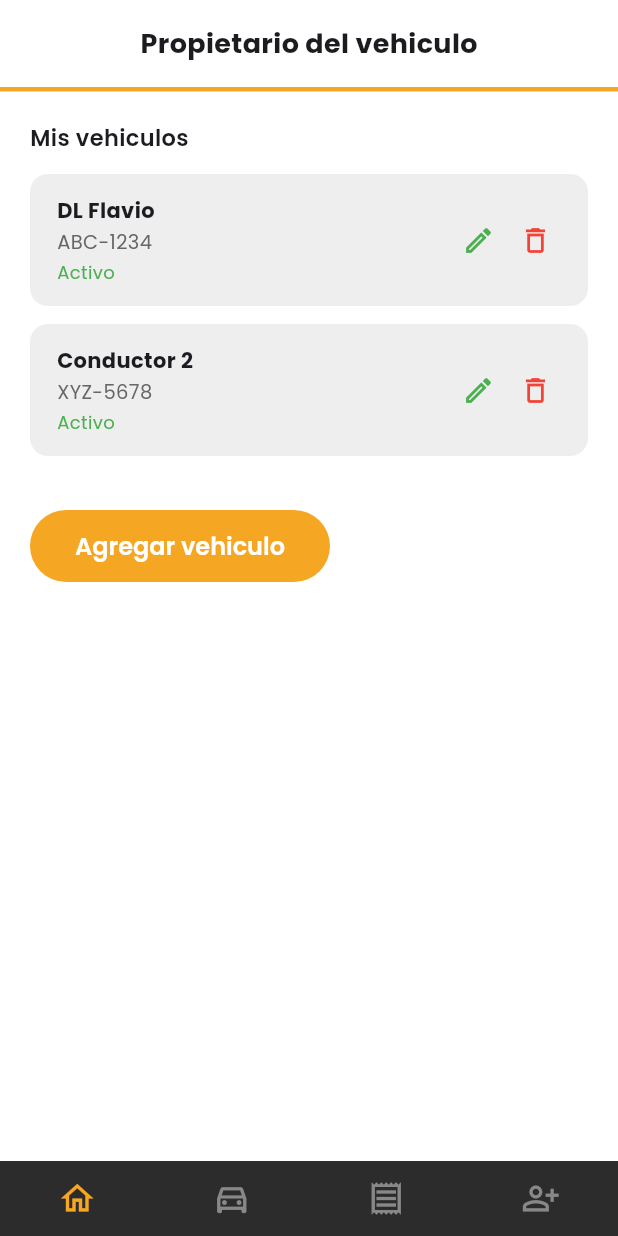
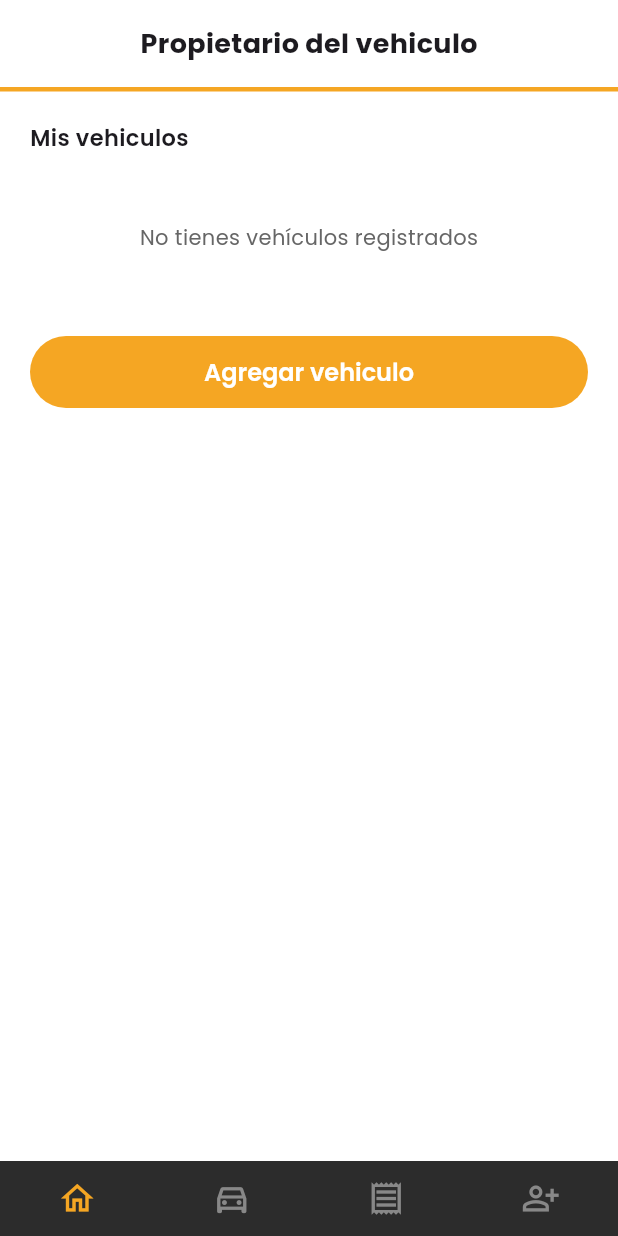
Before and after one commit to flavio312/MotoTaxiS-Movile, a Flutter app: the HomePropietarioScreen screen opened by its route, on a phone screen of 412 x 824 dp. Run offline on Flutter 3.47's test engine with Material 3 defaults, Android fonts, the phone set to English and light mode, and no system bars; our stand-ins replace dartz, equatable, flutter_dotenv, geolocator, go_router, google_fonts and 3 more; accounts and stored records are empty.

Commit message:
update Propietario

```diff
--- a/lib/core/route/app_router.dart
+++ b/lib/core/route/app_router.dart
@@ -70,7 +70,7 @@ class AppRouter {
         if (isLogin || isRegister || isProfile || isAddress || isRegistroConductor || isRegistroPropietario || isJornadaConductor) return null;
         return RoutePaths.login;
       }
-      if (isLogin || isRegister) {
+      if (isLogin) {
         switch (rol?.toLowerCase()) {
           case 'pasajero':
             return RoutePaths.service;
@@ -83,7 +83,6 @@ class AppRouter {
         }
       }
       return null;
-
     },
 
     routes: [
--- a/lib/features/login/presentation/page/login_screen.dart
+++ b/lib/features/login/presentation/page/login_screen.dart
@@ -37,10 +37,6 @@ class _LoginScreenState extends State<LoginScreen> {
 
       if (mounted) {
         if (success) {
-          print('Login exitoso');
-          AppNavigation.goToService(context);
-        } else {
-          print('Login falló: ${authProvider.errorMessage}');
           ScaffoldMessenger.of(context).showSnackBar(
             SnackBar(
               content: Text(authProvider.errorMessage ?? 'Credenciales incorrectas'),
--- a/lib/features/login/presentation/providers/auth_provider.dart
+++ b/lib/features/login/presentation/providers/auth_provider.dart
@@ -53,6 +53,7 @@ class AuthProvider with ChangeNotifier {
           (user) {
         _status = AuthStatus.authenticated;
         _auth = user;
+        _rol = user.rol;
         notifyListeners();
       },
     );
@@ -73,10 +74,10 @@ class AuthProvider with ChangeNotifier {
         _errorMessage = failure.message;
         notifyListeners();
         return false;
-      },
-          (user) {
+      }, (user) {
         _status = AuthStatus.authenticated;
         _auth = user;
+        _rol = user.rol;
         _errorMessage = null;
         notifyListeners();
         return true;
--- a/lib/features/propietario/data/models/vehiculo_model.dart
+++ b/lib/features/propietario/data/models/vehiculo_model.dart
@@ -1,60 +1,37 @@
+import '../../domain/entities/vehiculo.dart';
 
-class VehiculoModel {
-  final int   idVehiculo;
-  final String matricula;
-  final String modelo;
-  final String color;
-  final String estatus;
-  final String? conductor;
-  final String? fechaAdquisicion;
-
+class VehiculoModel extends Vehiculo{
   const VehiculoModel({
-    required this.idVehiculo,
-    required this.matricula,
-    required this.modelo,
-    required this.color,
-    required this.estatus,
-    this.conductor,
-    this.fechaAdquisicion,
+    required super.idVehiculo,
+    required super.inmatriculacion,
+    required super.idModelo,
+    required super.color,
+    required super.fechaAdquisicion,
+    required super.estatus,
+    required super.descripcion,
   });
 
-  factory VehiculoModel.fromJson(Map<String, dynamic> json) => VehiculoModel(
-    idVehiculo:      json['idVehiculo'] as int,
-    matricula:       json['matricula'] as String,
-    modelo:          json['modelo'] as String,
-    color:           json['color'] as String,
-    estatus:         json['estatus'] as String,
-    conductor:       json['conductor'] as String?,
-    fechaAdquisicion: json['fechaAdquisicion'] as String?,
-  );
+  factory VehiculoModel.fromJson(Map<String, dynamic> json) {
+    return VehiculoModel(
+      idVehiculo: json['idVehiculo'] ?? 0,
+      inmatriculacion: json['matricula'] ?? '',
+      idModelo: (json['modelo'] ?? 0) as int,
+      color: json['color'] ?? '',
+      fechaAdquisicion: json['fechaAdquisicion'] ?? '',
+      estatus: json['estatus'] ?? '',
+      descripcion: json['descripcion'] ?? '',
+    );
+  }
 
-  Map<String, dynamic> toJson() => {
-    if (idVehiculo != null) 'idVehiculo': idVehiculo,
-    'matricula':       matricula,
-    'modelo':          modelo,
-    'color':           color,
-    'estatus':         estatus,
-    if (conductor != null) 'conductor': conductor,
-    if (fechaAdquisicion != null) 'fechaAdquisicion': fechaAdquisicion,
-  };
-
-  // Mock data para prototipar
-  static List<VehiculoModel> get mockList => [
-    const VehiculoModel(
-      idVehiculo: 1,
-      matricula: 'ABC-1234',
-      modelo: 'Honda CG 150',
-      color: 'Rojo',
-      estatus: 'Activo',
-      conductor: 'DL Flavio',
-    ),
-    const VehiculoModel(
-      idVehiculo: 2,
-      matricula: 'XYZ-5678',
-      modelo: 'Yamaha FZ 250',
-      color: 'Negro',
-      estatus: 'Activo',
-      conductor: 'Conductor 2',
-    ),
-  ];
+  factory VehiculoModel.fromEntity(Vehiculo vehiculo){
+    return VehiculoModel(
+      idVehiculo: vehiculo.idVehiculo,
+        inmatriculacion: vehiculo.inmatriculacion,
+        idModelo: vehiculo.idModelo,
+        color: vehiculo.color,
+        fechaAdquisicion: vehiculo.fechaAdquisicion,
+        estatus: vehiculo.estatus,
+        descripcion: vehiculo.descripcion,
+    );
+  }
 }
--- a/lib/features/propietario/data/repository/propietario_repository_impl.dart
+++ b/lib/features/propietario/data/repository/propietario_repository_impl.dart
@@ -1,3 +1,4 @@
+import 'package:viajeseguro/features/propietario/data/models/vehiculo_model.dart';
 import '../../domain/repository/propietario_repository.dart';
 import '../datasource/propietario_datasource.dart';
 
@@ -20,4 +21,9 @@ class PropietarioRepositoryImpl implements PropietarioRepository{
   }){
     return datasource.registerVehiculo(data: data, token: token);
   }
+
+  @override
+  Future<List<VehiculoModel>> getVehiculos(String token) {
+    return datasource.getVehiculos(token);
+  }
 }
--- a/lib/features/propietario/domain/entities/vehiculo.dart
+++ b/lib/features/propietario/domain/entities/vehiculo.dart
@@ -0,0 +1,32 @@
+import 'package:equatable/equatable.dart';
+
+class Vehiculo extends Equatable {
+  final int idVehiculo;
+  final String inmatriculacion;
+  final int idModelo;
+  final String color;
+  final String fechaAdquisicion;
+  final String estatus;
+  final String descripcion;
+
+  const Vehiculo({
+    required this.idVehiculo,
+    required this.inmatriculacion,
+    required this.idModelo,
+    required this.color,
+    required this.fechaAdquisicion,
+    required this.estatus,
+    required this.descripcion,
+  });
+
+  @override
+  List<Object?> get props => [
+    idVehiculo,
+    inmatriculacion,
+    idModelo,
+    color,
+    fechaAdquisicion,
+    estatus,
+    descripcion
+  ];
+}
--- a/lib/features/propietario/domain/repository/propietario_repository.dart
+++ b/lib/features/propietario/domain/repository/propietario_repository.dart
@@ -1,3 +1,5 @@
+import 'package:viajeseguro/features/propietario/data/models/vehiculo_model.dart';
+
 abstract class PropietarioRepository{
   Future<void> registerPropietario({
     required Map<String, dynamic> data,
@@ -7,4 +9,6 @@ abstract class PropietarioRepository{
     required Map<String, dynamic> data,
     required String token,
   });
+
+  Future<List<VehiculoModel>> getVehiculos(String token);
 }
--- /dev/null
+++ b/lib/features/propietario/domain/usecases/get_vehiculos.dart
@@ -0,0 +1,12 @@
+import 'package:viajeseguro/features/propietario/data/models/vehiculo_model.dart';
+import '../repository/propietario_repository.dart';
+
+class GetVehiculos {
+  final PropietarioRepository repository;
+
+  GetVehiculos(this.repository);
+
+  Future<List<VehiculoModel>> call(String token) {
+    return repository.getVehiculos(token);
+  }
+}
--- a/lib/features/propietario/presentation/pages/home_propietario_screen.dart
+++ b/lib/features/propietario/presentation/pages/home_propietario_screen.dart
@@ -1,11 +1,13 @@
 import 'package:flutter/material.dart';
-import 'package:go_router/go_router.dart';
 import 'package:google_fonts/google_fonts.dart';
+import 'package:provider/provider.dart';
 import 'package:viajeseguro/core/route/app_navigation.dart';
 import 'package:viajeseguro/core/theme/app_theme.dart';
 import 'package:viajeseguro/core/widgets/vs_bottom_nav.dart';
+import 'package:viajeseguro/features/propietario/presentation/widgets/vehiculo_card.dart';
+import '../providers/vehiculo_provider.dart';
+import 'package:viajeseguro/features/login/presentation/providers/auth_provider.dart';
 import 'package:viajeseguro/features/propietario/data/models/vehiculo_model.dart';
-import 'package:viajeseguro/features/propietario/presentation/widgets/vehiculo_card.dart';
 
 class HomePropietarioScreen extends StatefulWidget {
   const HomePropietarioScreen({super.key});
@@ -15,20 +17,26 @@ class HomePropietarioScreen extends StatefulWidget {
 }
 
 class _HomePropietarioScreenState extends State<HomePropietarioScreen> {
-  List<VehiculoModel> _vehiculos = VehiculoModel.mockList;
 
-  void _eliminarVehiculo(VehiculoModel v) {
-    setState(() => _vehiculos = _vehiculos.where((e) => e != v).toList());
+  @override
+  void initState() {
+    super.initState();
+
+    Future.microtask(() {
+      final token = context.read<AuthProvider>().token;
+      context.read<VehiculoProvider>().loadVehiculos(token!);
+    });
   }
 
   @override
   Widget build(BuildContext context) {
+    final provider = context.watch<VehiculoProvider>();
+
     return Scaffold(
       backgroundColor: AppColors.background,
       body: SafeArea(
         child: Column(
           children: [
-            // ── Header ──────────────────────────────
             Padding(
               padding: const EdgeInsets.symmetric(
                   horizontal: 20, vertical: 16),
@@ -41,44 +49,44 @@ class _HomePropietarioScreenState extends State<HomePropietarioScreen> {
             Container(height: 3, color: AppColors.primary),
 
             Expanded(
-              child: SingleChildScrollView(
-                padding: const EdgeInsets.symmetric(
-                    horizontal: 20, vertical: 20),
+              child: provider.isLoading
+                  ? const Center(child: CircularProgressIndicator())
+                  : SingleChildScrollView(
+                padding: const EdgeInsets.all(20),
                 child: Column(
                   crossAxisAlignment: CrossAxisAlignment.start,
                   children: [
-                    // ── Título sección ────────────────
                     Text('Mis vehiculos',
                         style: GoogleFonts.poppins(
-                            fontSize: 15, fontWeight: FontWeight.w600)),
+                            fontSize: 15,
+                            fontWeight: FontWeight.w600)),
                     const SizedBox(height: 14),
 
-                    // ── Lista de vehículos ────────────
-                    if (_vehiculos.isEmpty)
+                    if (provider.vehiculos.isEmpty)
                       Center(
                         child: Padding(
-                          padding: const EdgeInsets.symmetric(vertical: 32),
-                          child: Text('No tienes vehículos registrados',
-                              style: GoogleFonts.poppins(
-                                  fontSize: 14, color: AppColors.textSecondary)),
+                          padding:
+                          const EdgeInsets.symmetric(vertical: 32),
+                          child: Text(
+                            'No tienes vehículos registrados',
+                            style: GoogleFonts.poppins(
+                                fontSize: 14,
+                                color: AppColors.textSecondary),
+                          ),
                         ),
                       )
                     else
-                      ..._vehiculos.map((v) => VehiculoCard(
+                      ...provider.vehiculos.map((v) => VehiculoCard(
                         vehiculo: v,
-                        onEditar: () => AppNavigation.goToAsignarVehiculo(context),
-                        onEliminar: () => _confirmarEliminar(context, v),
+                        onEditar: () =>
+                            AppNavigation.goToAsignarVehiculo(context),
+                        onEliminar: () =>
+                            _confirmarEliminar(context, v),
                       )),
 
                     const SizedBox(height: 24),
 
-                    // ── Agregar vehículo ──────────────
                     ElevatedButton(
-                      style: ElevatedButton.styleFrom(
-                        minimumSize: const Size(200, 48),
-                        shape: RoundedRectangleBorder(
-                            borderRadius: BorderRadius.circular(30)),
-                      ),
                       onPressed: () =>
                           AppNavigation.goToAgregarVehiculo(context),
                       child: const Text('Agregar vehiculo'),
@@ -94,17 +102,14 @@ class _HomePropietarioScreenState extends State<HomePropietarioScreen> {
     );
   }
 
-  // Diálogo confirmación eliminar
   Future<void> _confirmarEliminar(
       BuildContext context, VehiculoModel v) async {
+
     final confirm = await showDialog<bool>(
       context: context,
       builder: (ctx) => AlertDialog(
-        title: Text('Eliminar vehículo',
-            style: GoogleFonts.poppins(fontWeight: FontWeight.w700)),
-        content: Text(
-            '¿Deseas eliminar el vehículo ${v.matricula}?',
-            style: GoogleFonts.poppins(fontSize: 14)),
+        title: const Text('Eliminar vehículo'),
+        content: Text('¿Deseas eliminar ${v.inmatriculacion}?'),
         actions: [
           TextButton(
             onPressed: () => Navigator.pop(ctx, false),
@@ -112,12 +117,14 @@ class _HomePropietarioScreenState extends State<HomePropietarioScreen> {
           ),
           TextButton(
             onPressed: () => Navigator.pop(ctx, true),
-            child: const Text('Eliminar',
-                style: TextStyle(color: Colors.red)),
+            child: const Text('Eliminar'),
           ),
         ],
       ),
     );
-    if (confirm == true) _eliminarVehiculo(v);
+
+    if (confirm == true) {
+      print("Eliminar vehiculo ${v.idVehiculo}");
+    }
   }
 }
--- /dev/null
+++ b/lib/features/propietario/presentation/providers/vehiculo_provider.dart
@@ -0,0 +1,51 @@
+import 'package:flutter/material.dart';
+import 'package:viajeseguro/features/propietario/data/models/vehiculo_model.dart';
+import '../../domain/usecases/register_vehiculo.dart';
+import '../../domain/usecases/get_vehiculos.dart';
+
+class VehiculoProvider extends ChangeNotifier {
+  final RegisterVehiculo registerVehiculo;
+  final GetVehiculos getVehiculos;
+
+  VehiculoProvider({required this.registerVehiculo , required this.getVehiculos});
+
+  List<VehiculoModel> _vehiculos = [];
+  bool _isLoading = false;
+  String? _error;
+
+  List<VehiculoModel> get vehiculos => _vehiculos;
+  bool get isLoading => _isLoading;
+  String? get error => _error;
+
+  Future<void> register({
+    required Map<String, dynamic> data,
+    required String token,
+  }) async {
+    _isLoading = true;
+    _error = null;
+    notifyListeners();
+
+    try {
+      await registerVehiculo(data: data, token: token);
+    } catch (e) {
+      _error = e.toString();
+    }
+
+    _isLoading = false;
+    notifyListeners();
+  }
+
+  Future<void> loadVehiculos(String token) async {
+    _isLoading = true;
+    notifyListeners();
+
+    try {
+      _vehiculos = await getVehiculos(token);
+    } catch (e) {
+      _error = e.toString();
+    }
+
+    _isLoading = false;
+    notifyListeners();
+  }
+}
--- a/lib/features/propietario/presentation/widgets/vehiculo_card.dart
+++ b/lib/features/propietario/presentation/widgets/vehiculo_card.dart
@@ -32,18 +32,14 @@ class VehiculoCard extends StatelessWidget {
             child: Column(
               crossAxisAlignment: CrossAxisAlignment.start,
               children: [
-                Text(vehiculo.conductor ?? 'Sin conductor',
-                    style: GoogleFonts.poppins(
-                        fontSize: 14, fontWeight: FontWeight.w700)),
-                const SizedBox(height: 2),
-                Text(vehiculo.matricula,
+                Text(vehiculo.inmatriculacion,
                     style: GoogleFonts.poppins(
                         fontSize: 13, color: AppColors.textSecondary)),
                 const SizedBox(height: 2),
                 Text(vehiculo.estatus,
                     style: GoogleFonts.poppins(
                         fontSize: 12,
-                        color: vehiculo.estatus == 'Activo'
+                        color: vehiculo.estatus == 'activo'
                             ? Colors.green
                             : AppColors.textSecondary)),
               ],
--- a/lib/features/settings/presentation/page/settings_screen.dart
+++ b/lib/features/settings/presentation/page/settings_screen.dart
@@ -71,7 +71,8 @@ class SettingsScreen extends StatelessWidget {
 
                   InkWell(
                     onTap: () async {
-                      AppNavigation.goToLogin(context);
+                      final authProvider = context.read<AuthProvider>();
+                      await authProvider.logout();
                     },
                     child: Padding(
                       padding: const EdgeInsets.symmetric(horizontal: 20, vertical: 18),
```
Also changed, not shown: lib/features/addres/presentation/screens/addres_screen.dart (+3 -6 lines), lib/features/propietario/data/datasource/propietario_datasource.dart (+15 -1 lines), lib/features/propietario/presentation/pages/agregar_vehiculo_screen.dart (+78 -60 lines), lib/main.dart (+10 -0 lines).
